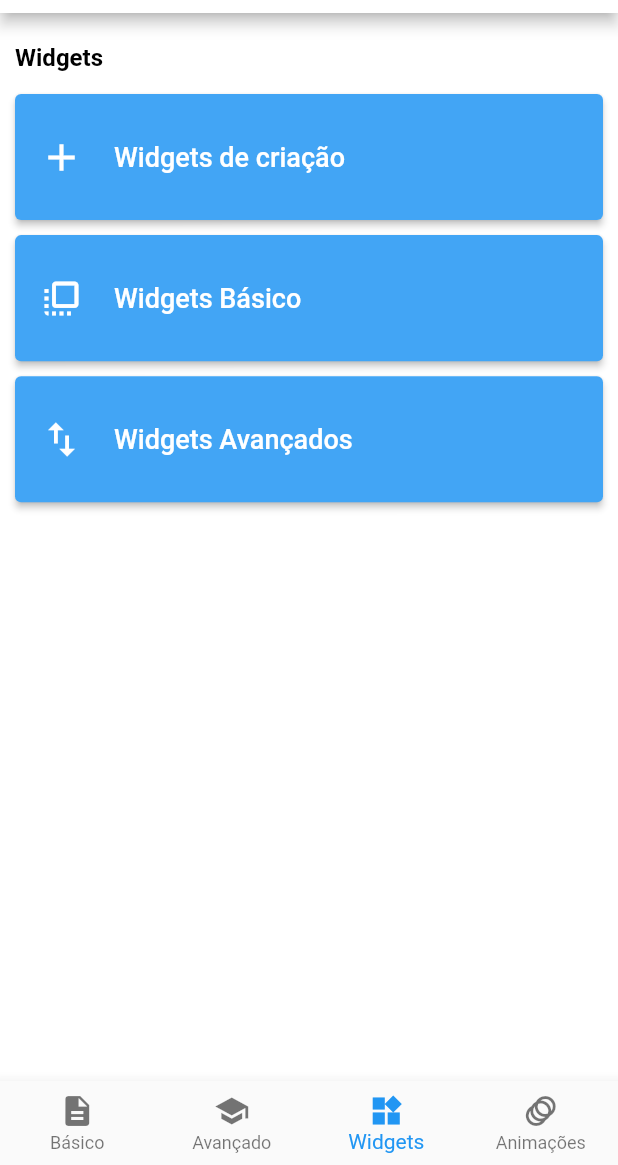
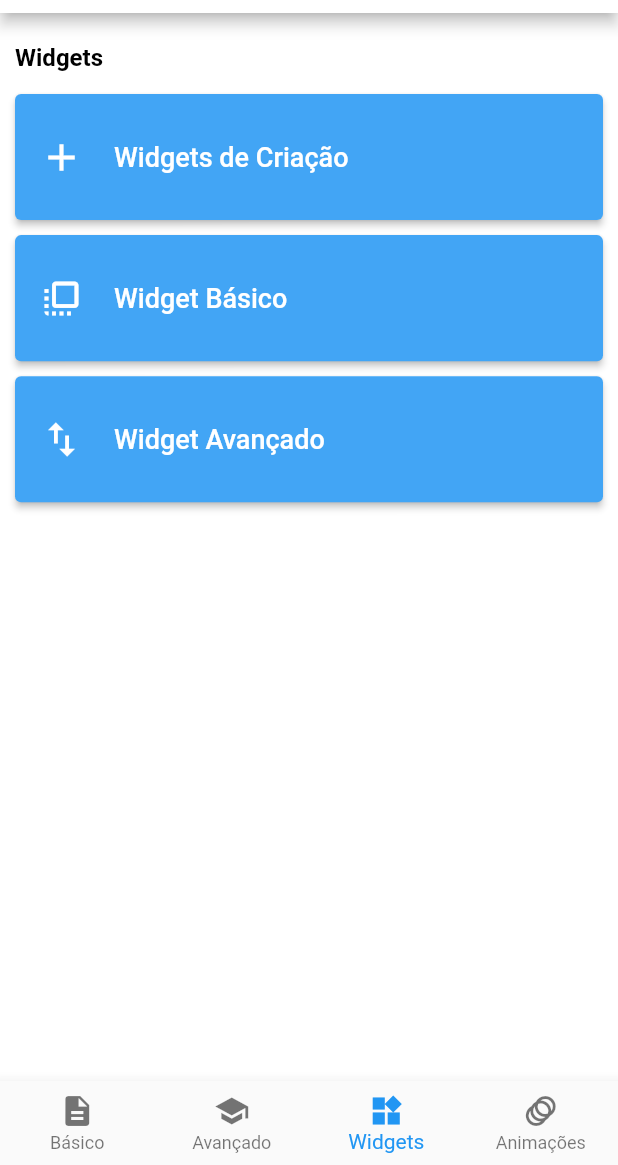
Before and after one commit to charleslana/flutter_snippets, a Flutter app: the SnippetWidgets screen opened by its route, on a phone screen of 412 x 824 dp, the part 71-1236 px from its top. Run offline on Flutter 3.47's test engine with Material 2 defaults, Android fonts, the light colour scheme and no system bars; our stand-ins replace shared_preferences; accounts and stored records are empty; generated files the repository leaves out were written again.

Commit message:
feat(l10n language): update

```diff
--- a/lib/src/components/app_bar_with_tab.dart
+++ b/lib/src/components/app_bar_with_tab.dart
@@ -1,5 +1,5 @@
 import 'package:flutter/material.dart';
-import 'package:flutter_snippets/src/constants/app_constants.dart';
+import 'package:flutter_gen/gen_l10n/app_localizations.dart';
 import 'package:flutter_snippets/src/widgets/list_icons_app_bar_widget.dart';
 
 class AppBarWithTab extends StatelessWidget implements PreferredSizeWidget {
@@ -25,11 +25,11 @@ class AppBarWithTab extends StatelessWidget implements PreferredSizeWidget {
         tabs: [
           Tab(
             icon: Icon(Icons.visibility),
-            text: AppConstants.TEXT_BAR_WITH_BAR_EXAMPLE,
+            text: AppLocalizations.of(context)!.tabBarTitleExample,
           ),
           Tab(
             icon: Icon(Icons.code),
-            text: AppConstants.TEXT_BAR_WITH_BAR_CODE,
+            text: AppLocalizations.of(context)!.tabBarTitleCode,
           ),
         ],
       ),
--- a/lib/src/components/app_bottom_navigation_bar.dart
+++ b/lib/src/components/app_bottom_navigation_bar.dart
@@ -1,6 +1,6 @@
 import 'package:flutter/material.dart';
-import 'package:flutter_snippets/src/constants/app_constants.dart';
 import 'package:flutter_snippets/src/routes/app_routes.dart';
+import 'package:flutter_gen/gen_l10n/app_localizations.dart';
 
 class AppBottomNavigationBar extends StatelessWidget {
   final int index;
@@ -47,19 +47,19 @@ class AppBottomNavigationBar extends StatelessWidget {
       items: <BottomNavigationBarItem>[
         BottomNavigationBarItem(
           icon: Icon(Icons.description),
-          label: AppConstants.BOTTOM_NAVIGATION_BAR_BASIC,
+          label: AppLocalizations.of(context)!.bottomNavigationBarBasic,
         ),
         BottomNavigationBarItem(
           icon: Icon(Icons.school),
-          label: AppConstants.BOTTOM_NAVIGATION_BAR_ADVANCED,
+          label: AppLocalizations.of(context)!.bottomNavigationBarAdvanced,
         ),
         BottomNavigationBarItem(
           icon: Icon(Icons.widgets),
-          label: AppConstants.BOTTOM_NAVIGATION_BAR_WIDGETS,
+          label: AppLocalizations.of(context)!.bottomNavigationBarWidget,
         ),
         BottomNavigationBarItem(
           icon: Icon(Icons.animation),
-          label: AppConstants.BOTTOM_NAVIGATION_BAR_ANIMATIONS,
+          label: AppLocalizations.of(context)!.bottomNavigationBarAnimations,
         ),
       ],
     );
--- a/lib/src/components/app_tab_bar_body.dart
+++ b/lib/src/components/app_tab_bar_body.dart
@@ -15,8 +15,6 @@ class AppTabBarBody extends StatelessWidget {
 
   @override
   Widget build(BuildContext context) {
-    tabController.animateTo(0);
-
     return TabBarView(
       controller: tabController,
       children: [
@@ -58,7 +56,8 @@ class AppTabBarBody extends StatelessWidget {
                   child: Align(
                     alignment: Alignment.topRight,
                     child: CircleAvatar(
-                      backgroundColor: Theme.of(context).scaffoldBackgroundColor,
+                      backgroundColor:
+                          Theme.of(context).scaffoldBackgroundColor,
                       radius: 20,
                       child: IconButton(
                         icon: Icon(
--- a/lib/src/constants/app_constants.dart
+++ b/lib/src/constants/app_constants.dart
@@ -1,57 +1,10 @@
 class AppConstants {
-  static const BOTTOM_NAVIGATION_BAR_BASIC = 'Básico';
-  static const BOTTOM_NAVIGATION_BAR_ADVANCED = 'Avançado';
-  static const BOTTOM_NAVIGATION_BAR_WIDGETS = 'Widgets';
-  static const BOTTOM_NAVIGATION_BAR_ANIMATIONS = 'Animações';
-
-  static const TEXT_TITLE_BASIC = 'Snippets Básico';
-  static const TEXT_TITLE_ADVANCED = 'Snippets Avançados';
-  static const TEXT_TITLE_WIDGETS = 'Snippets Widgets';
-  static const TEXT_TITLE_ANIMATIONS = 'Snippets Animações';
-
-  static const TEXT_BAR_WITH_BAR_EXAMPLE = 'Exemplo';
-  static const TEXT_BAR_WITH_BAR_CODE = 'Código';
-
-  static const TEXT_MENU_BASIC_DART = 'Dart Básico';
-  static const TEXT_MENU_BASIC_COMMENTS = 'Comentários';
-  static const TEXT_MENU_BASIC_VARIABLES = 'Variáveis';
-  static const TEXT_MENU_BASIC_NOMENCLATURES = 'Nomenclaturas';
-  static const TEXT_MENU_BASIC_TYPES = 'Tipagens';
-  static const TEXT_MENU_BASIC_MATH_OPERATIONS = 'Operações Matemáticas';
-  static const TEXT_MENU_BASIC_CONCAT_STRINGS = 'Concatenação de Strings';
-  static const TEXT_MENU_BASIC_NULL_SAFETY = 'Segurança Nula';
-  static const TEXT_MENU_BASIC_FLUX_CONTROL = 'Controle de Fluxo';
-  static const TEXT_MENU_BASIC_FUNCTIONS_PARAMETERS = 'Funções e Parâmetros';
-
-  static const TEXT_MENU_ADVANCED_DART = 'Dart Avançado';
-  static const TEXT_MENU_ADVANCED_CLASSES = 'Classes';
-  static const TEXT_MENU_ADVANCED_CLASSES_FILTER_CLASSES = 'Classes';
-  static const TEXT_MENU_ADVANCED_CLASSES_FILTER_PRIVATE_PUBLIC =
-      'Propriedades privadas e públicas';
-  static const TEXT_MENU_ADVANCED_CLASSES_FILTER_GETTER_SETTER =
-      'Getter e Setter';
-  static const TEXT_MENU_ADVANCED_CLASSES_FILTER_CONSTRUCTOR = 'Construtor';
-  static const TEXT_MENU_ADVANCED_CLASSES_FILTER_EXTENDS = 'Estender';
-  static const TEXT_MENU_ADVANCED_CLASSES_FILTER_ABSTRACT = 'Abstrato';
-  static const TEXT_MENU_ADVANCED_CLASSES_FILTER_IMPLEMENTS = 'Implementos';
-  static const TEXT_MENU_ADVANCED_CLASSES_FILTER_POLYMORPHISM = 'Polimorfismo';
-  static const TEXT_MENU_ADVANCED_LIST = 'Lista';
-  static const TEXT_MENU_ADVANCED_MAP = 'Mapeamento';
-
-  static const TEXT_MENU_WIDGETS = 'Widgets';
-  static const TEXT_MENU_WIDGETS_CREATE = 'Widgets de criação';
-  static const TEXT_MENU_WIDGETS_BASIC = 'Widgets Básico';
-  static const TEXT_MENU_WIDGETS_ADVANCED = 'Widgets Avançados';
-  static const TEXT_MENU_WIDGET_STATELESS = 'Widget Sem estado';
-  static const TEXT_MENU_WIDGET_STATEFUL = 'Widget Com estado';
-  static const TEXT_MENU_WIDGET_SAFEAREA = 'SafeArea';
-
   static const TXT_SNIPPET_COMMENTS = 'comments';
   static const TXT_SNIPPET_VARIABLES = 'variables';
   static const TXT_SNIPPET_NOMENCLATURES = 'nomenclatures';
   static const TXT_SNIPPET_TYPES = 'types';
   static const TXT_SNIPPET_MATH_OPERATIONS = 'math_operations';
-  static const TXT_SNIPPET_CONCAT_STRINGS = 'concat_strings';
+  static const TXT_SNIPPET_CONCATENATION_STRINGS = 'concatenation_strings';
   static const TXT_SNIPPET_NULL_SAFETY = 'null_safety';
   static const TXT_SNIPPET_FLUX_CONTROL = 'flux_control';
   static const TXT_SNIPPET_FUNCTIONS_PARAMETERS = 'functions_parameters';
--- a/lib/src/l10n/app_en.arb
+++ b/lib/src/l10n/app_en.arb
@@ -26,13 +26,15 @@
     "appBarTitleAnimations": "Snippets Animations",
     "tabBarTitleExample": "Example",
     "tabBarTitleCode": "Code",
+    "utilCopyCodeMessage": "Code copied",
+    "utilCopyCodeClose": "Close",
     "menuBasicDart": "Dart Basic",
     "menuBasicComments": "Comments",
     "menuBasicVariables": "Variables",
     "menuBasicNomenclatures": "Nomenclatures",
     "menuBasicTypes": "Types",
     "menuBasicMathOperations": "Math Operations",
-    "menuBasicConcatenationsStrings": "String Concatenation",
+    "menuBasicConcatenationStrings": "String Concatenation",
     "menuBasicNullSafety": "Null Safety",
     "menuBasicFluxControl": "Flux Control",
     "menuBasicFunctionsParameters": "Functions and Parameters",
@@ -52,5 +54,7 @@
     "menuWidgetCreate": "Creation Widgets",
     "menuWidgetCreateStateless": "Widget Stateless",
     "menuWidgetCreateStateful": "Widget Stateful",
+    "menuWidgetBasic": "Widget Basic",
+    "menuWidgetAdvanced": "Widget Advanced",
     "menuWidgetBasicSafeArea": "SafeArea"
 }
--- a/lib/src/l10n/app_es.arb
+++ b/lib/src/l10n/app_es.arb
@@ -12,13 +12,15 @@
     "appBarTitleAnimations": "Snippets Animaciones",
     "tabBarTitleExample": "Ejemplo",
     "tabBarTitleCode": "Código",
+    "utilCopyCodeMessage": "Código copiado",
+    "utilCopyCodeClose": "Cerca",
     "menuBasicDart": "Dart Básico",
     "menuBasicComments": "Comentarios",
     "menuBasicVariables": "Variables",
     "menuBasicNomenclatures": "Nomenclaturas",
     "menuBasicTypes": "Tipos",
     "menuBasicMathOperations": "Operaciones Matemáticas",
-    "menuBasicConcatenationsStrings": "Concatenación de Strings",
+    "menuBasicConcatenationStrings": "Concatenación de Strings",
     "menuBasicNullSafety": "Null Safety",
     "menuBasicFluxControl": "Control de Flujo",
     "menuBasicFunctionsParameters": "Funciones y Parámetros",
@@ -38,5 +40,7 @@
     "menuWidgetCreate": "Widgets de Creación",
     "menuWidgetCreateStateless": "Widget Apátrida",
     "menuWidgetCreateStateful": "Widget Con el estado",
+    "menuWidgetBasic": "Widget Básico",
+    "menuWidgetAdvanced": "Widget Avanzado",
     "menuWidgetBasicSafeArea": "SafeArea"
 }
--- a/lib/src/l10n/app_pt.arb
+++ b/lib/src/l10n/app_pt.arb
@@ -12,13 +12,15 @@
     "appBarTitleAnimations": "Snippets Animações",
     "tabBarTitleExample": "Exemplo",
     "tabBarTitleCode": "Código",
+    "utilCopyCodeMessage": "Código copiado",
+    "utilCopyCodeClose": "Fechar",
     "menuBasicDart": "Dart Básico",
     "menuBasicComments": "Comentários",
     "menuBasicVariables": "Variáveis",
     "menuBasicNomenclatures": "Nomenclaturas",
     "menuBasicTypes": "Tipagens",
     "menuBasicMathOperations": "Operações Matemáticas",
-    "menuBasicConcatenationsStrings": "Concatenação de Strings",
+    "menuBasicConcatenationStrings": "Concatenação de Strings",
     "menuBasicNullSafety": "Null Safety",
     "menuBasicFluxControl": "Controle de Fluxo",
     "menuBasicFunctionsParameters": "Funções e Parâmetros",
@@ -38,5 +40,7 @@
     "menuWidgetCreate": "Widgets de Criação",
     "menuWidgetCreateStateless": "Widget Sem estado",
     "menuWidgetCreateStateful": "Widget Com estado",
+    "menuWidgetBasic": "Widget Básico",
+    "menuWidgetAdvanced": "Widget Avançado",
     "menuWidgetBasicSafeArea": "SafeArea"
 }
--- a/lib/src/pages/snippet_animations.dart
+++ b/lib/src/pages/snippet_animations.dart
@@ -1,6 +1,6 @@
 import 'package:flutter/material.dart';
 import 'package:flutter_snippets/src/components/app_bottom_navigation_bar.dart';
-import 'package:flutter_snippets/src/constants/app_constants.dart';
+import 'package:flutter_gen/gen_l10n/app_localizations.dart';
 import 'package:flutter_snippets/src/widgets/list_icons_app_bar_widget.dart';
 
 class SnippetAnimations extends StatelessWidget {
@@ -11,11 +11,11 @@ class SnippetAnimations extends StatelessWidget {
     return SafeArea(
       child: Scaffold(
         appBar: AppBar(
-          title: Text(AppConstants.TEXT_TITLE_ANIMATIONS),
+          title: Text(AppLocalizations.of(context)!.appBarTitleAnimations),
           actions: ListIconsAppBarWidget().listWidgets,
         ),
         body: Center(
-          child: Text('Animações'),
+          child: Text('Coming soon'),
         ),
         bottomNavigationBar: AppBottomNavigationBar(
           index: 3,
--- a/lib/src/pages/snippet_widgets.dart
+++ b/lib/src/pages/snippet_widgets.dart
@@ -9,6 +9,7 @@ import 'package:flutter_snippets/src/routes/app_routes.dart';
 import 'package:flutter_snippets/src/snippets/snippet_safe_area.dart';
 import 'package:flutter_snippets/src/snippets/snippet_stateful.dart';
 import 'package:flutter_snippets/src/snippets/snippet_stateless.dart';
+import 'package:flutter_gen/gen_l10n/app_localizations.dart';
 import 'package:flutter_snippets/src/widgets/list_icons_app_bar_widget.dart';
 
 class SnippetWidgets extends StatelessWidget {
@@ -19,7 +20,7 @@ class SnippetWidgets extends StatelessWidget {
     return SafeArea(
       child: Scaffold(
         appBar: AppBar(
-          title: Text(AppConstants.TEXT_TITLE_WIDGETS),
+          title: Text(AppLocalizations.of(context)!.appBarTitleWidget),
           actions: ListIconsAppBarWidget().listWidgets,
         ),
         body: Padding(
@@ -29,7 +30,7 @@ class SnippetWidgets extends StatelessWidget {
               Padding(
                 padding: EdgeInsets.symmetric(vertical: 10.0),
                 child: Text(
-                  AppConstants.TEXT_MENU_WIDGETS,
+                  AppLocalizations.of(context)!.menuWidget,
                   style: TextStyle(
                     fontWeight: FontWeight.bold,
                     fontSize: 16.0,
@@ -38,32 +39,36 @@ class SnippetWidgets extends StatelessWidget {
                 ),
               ),
               AppMenu(
-                text: AppConstants.TEXT_MENU_WIDGETS_CREATE,
+                text: AppLocalizations.of(context)!.menuWidgetCreate,
                 icon: Icons.add,
                 onPressed: () => Navigator.of(context).pushNamed(
                   AppRoutes.SNIPPET_FILTER,
                   arguments: SnippetFilterModel(
-                    title: AppConstants.TEXT_MENU_WIDGETS_CREATE,
+                    title: AppLocalizations.of(context)!.menuWidgetCreate,
                     snippets: [
                       SnippetFilterListModel(
-                        text: AppConstants.TEXT_MENU_WIDGET_STATELESS,
+                        text: AppLocalizations.of(context)!
+                            .menuWidgetCreateStateless,
                         onPressed: () => Navigator.of(context).pushNamed(
                           AppRoutes.SNIPPET_SHOW,
                           arguments: SnippetShowModel(
                             data: AppConstants.TXT_SNIPPET_WIDGET_STATELESS,
-                            title: AppConstants.TEXT_MENU_WIDGET_STATELESS,
+                            title: AppLocalizations.of(context)!
+                                .menuWidgetCreateStateless,
                             bottomNavigationBarIndex: 2,
                             widget: SnippetStateless(),
                           ),
                         ),
                       ),
                       SnippetFilterListModel(
-                        text: AppConstants.TEXT_MENU_WIDGET_STATEFUL,
+                        text: AppLocalizations.of(context)!
+                            .menuWidgetCreateStateful,
                         onPressed: () => Navigator.of(context).pushNamed(
                           AppRoutes.SNIPPET_SHOW,
                           arguments: SnippetShowModel(
                             data: AppConstants.TXT_SNIPPET_WIDGET_STATEFUL,
-                            title: AppConstants.TEXT_MENU_WIDGET_STATEFUL,
+                            title: AppLocalizations.of(context)!
+                                .menuWidgetCreateStateful,
                             bottomNavigationBarIndex: 2,
                             widget: SnippetStateful(),
                           ),
@@ -75,20 +80,22 @@ class SnippetWidgets extends StatelessWidget {
                 ),
               ),
               AppMenu(
-                text: AppConstants.TEXT_MENU_WIDGETS_BASIC,
+                text: AppLocalizations.of(context)!.menuWidgetBasic,
                 icon: Icons.flip_to_front,
                 onPressed: () => Navigator.of(context).pushNamed(
                   AppRoutes.SNIPPET_FILTER,
                   arguments: SnippetFilterModel(
-                    title: AppConstants.TEXT_MENU_WIDGETS_BASIC,
+                    title: AppLocalizations.of(context)!.menuWidgetBasic,
                     snippets: [
                       SnippetFilterListModel(
-                        text: AppConstants.TEXT_MENU_WIDGET_SAFEAREA,
+                        text: AppLocalizations.of(context)!
+                            .menuWidgetBasicSafeArea,
                         onPressed: () => Navigator.of(context).pushNamed(
                           AppRoutes.SNIPPET_SHOW,
                           arguments: SnippetShowModel(
                             data: AppConstants.TXT_SNIPPET_WIDGET_SAFEAREA,
-                            title: AppConstants.TEXT_MENU_WIDGET_SAFEAREA,
+                            title: AppLocalizations.of(context)!
+                                .menuWidgetBasicSafeArea,
                             bottomNavigationBarIndex: 2,
                             widget: SnippetSafeArea(),
                           ),
@@ -100,20 +107,22 @@ class SnippetWidgets extends StatelessWidget {
                 ),
               ),
               AppMenu(
-                text: AppConstants.TEXT_MENU_WIDGETS_ADVANCED,
+                text: AppLocalizations.of(context)!.menuWidgetAdvanced,
                 icon: Icons.swap_vert,
                 onPressed: () => Navigator.of(context).pushNamed(
                   AppRoutes.SNIPPET_FILTER,
                   arguments: SnippetFilterModel(
-                    title: AppConstants.TEXT_MENU_WIDGETS_ADVANCED,
+                    title: AppLocalizations.of(context)!.menuWidgetAdvanced,
                     snippets: [
                       SnippetFilterListModel(
-                        text: AppConstants.TEXT_MENU_WIDGET_SAFEAREA,
+                        text: AppLocalizations.of(context)!
+                            .menuWidgetBasicSafeArea,
                         onPressed: () => Navigator.of(context).pushNamed(
                           AppRoutes.SNIPPET_SHOW,
                           arguments: SnippetShowModel(
                             data: AppConstants.TXT_SNIPPET_WIDGET_SAFEAREA,
-                            title: AppConstants.TEXT_MENU_WIDGET_SAFEAREA,
+                            title: AppLocalizations.of(context)!
+                                .menuWidgetBasicSafeArea,
                             bottomNavigationBarIndex: 2,
                             widget: SnippetSafeArea(),
                           ),
--- a/lib/src/utils/app_utils.dart
+++ b/lib/src/utils/app_utils.dart
@@ -1,5 +1,6 @@
 import 'package:flutter/material.dart';
 import 'package:flutter/services.dart';
+import 'package:flutter_gen/gen_l10n/app_localizations.dart';
 
 class AppUtils {
   void copyCode(String data, BuildContext context) {
@@ -9,9 +10,9 @@ class AppUtils {
         ScaffoldMessenger.of(context).hideCurrentSnackBar(),
         ScaffoldMessenger.of(context).showSnackBar(
           SnackBar(
-            content: Text('Código copiado'),
+            content: Text(AppLocalizations.of(context)!.utilCopyCodeMessage),
             action: SnackBarAction(
-              label: 'Fechar',
+              label: AppLocalizations.of(context)!.utilCopyCodeClose,
               onPressed: () {},
             ),
           ),
```
Also changed, not shown: lib/src/pages/snippet_advanced.dart (+41 -40 lines), lib/src/pages/snippet_basic.dart (+25 -20 lines), assets/snippets/concatenation_strings.txt (renamed from assets/snippets/concat_strings.txt).
